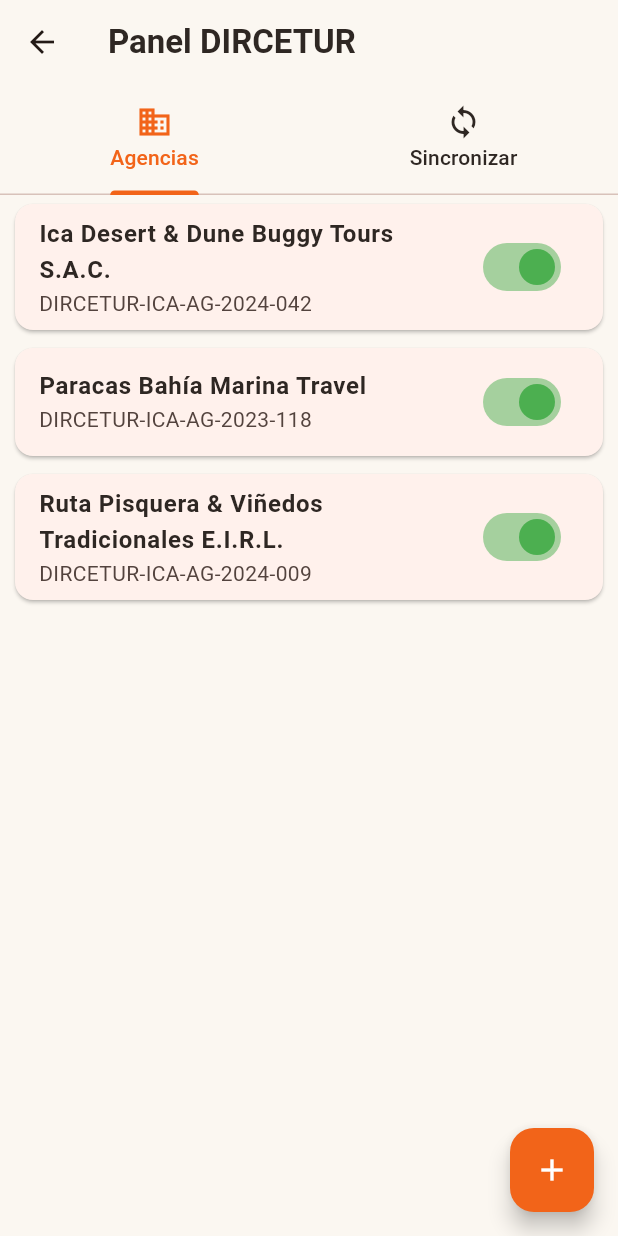
After one commit to PauloMP-25/Ika-travel-platform, a Flutter app: the PantallaConfiguracion screen opened directly, after a tap on "Panel DIRCETUR", on a phone screen of 412 x 824 dp. The commit adds this screen. Run offline on Flutter 3.47's test engine with Material 3 defaults, Android fonts, the phone set to English and light mode, and no system bars; our stand-ins replace flutter_map, flutter_tts, geolocator, google_sign_in, latlong2, speech_to_text; missing offline and left inert: dart:html.

Commit message:
feat(admin): panel DIRCETUR con creacion de agencias y sincronizacion con prestadores

```diff
--- a/ika_travel_mobile/lib/config/api_config.dart
+++ b/ika_travel_mobile/lib/config/api_config.dart
@@ -1,19 +1,34 @@
 class ApiConfig {
-  // Permite sobreescribir la URL en compilación con --dart-define=API_URL=https://tu-ngrok.ngrok-free.app
-  // o modificar directamente esta variable cuando actives tu túnel.
   static String baseUrl = const String.fromEnvironment(
     'API_URL',
     defaultValue: 'https://dreary-flap-stole.ngrok-free.dev',
   );
 
-  /// Cabeceras predeterminadas para todas las peticiones HTTP de la app.
-  /// Incluye 'ngrok-skip-browser-warning' para evitar que Ngrok bloquee las
-  /// peticiones cuando la aplicación corre en Web (Chrome, Edge, etc.).
   static Map<String, String> get defaultHeaders => {
     'Accept': 'application/json',
     'Accept-Language': 'es-PE,es;q=0.9',
     'ngrok-skip-browser-warning': 'true',
   };
+
+  // --- ADMIN DIRCETUR ---
+  static const String adminKey = 'secreto';
+
+  static Map<String, String> get adminHeaders => {
+    ...defaultHeaders,
+    'X-Admin-Key': adminKey,
+    'Content-Type': 'application/json',
+  };
+
+  static String get adminAgencies => '$baseUrl/api/v1/catalog/admin/agencies';
+  static String get adminSyncDircetur =>
+      '$baseUrl/api/v1/catalog/admin/agencies/sync-dircetur';
+  static String adminValidateAgency(String id) =>
+      '$baseUrl/api/v1/catalog/admin/agencies/$id/validate';
+  static String adminRevokeAgency(String id) =>
+      '$baseUrl/api/v1/catalog/admin/agencies/$id/revoke';
+
+  static String get adminEmergencyReports =>
+      '$baseUrl/api/v1/emergency/reports';
 
   // --- GEO & ATRACTIVOS CERCANOS ---
   static String geoNearby({
@@ -40,14 +55,17 @@ class ApiConfig {
       '$weatherBase/recommendation-of-the-day';
   static String get recommendations => '$weatherBase/recommendations';
 
-  // --- AGENCIES & PRESTADORES FORMALES (RF-03 / RN-01) ---
+  // --- AGENCIES & PRESTADORES FORMALES ---
   static String get agencies => '$baseUrl/api/v1/catalog/agencies';
   static String agencyDetail(String id) =>
       '$baseUrl/api/v1/catalog/agencies/$id';
 
-  // --- EMERGENCY & SOS & REPORTES DIRCETUR (RF-05) ---
+  // --- EMERGENCY & SOS ---
   static String get emergencyContacts => '$baseUrl/api/v1/emergency/contacts';
   static String get emergencySos => '$baseUrl/api/v1/emergency/sos';
+
+  // (Opcional: si usas esta ruta en otra pantalla pública, déjala.
+  // Si solo la usas en el panel admin, puedes borrarla y dejar solo adminEmergencyReports)
   static String get emergencyReports => '$baseUrl/api/v1/emergency/reports';
 
   // --- FAVORITES ---
@@ -62,27 +80,19 @@ class ApiConfig {
   static String get usersMe => '$baseUrl/api/v1/users/me';
 
   // --- IA & GEMINI ---
-  /// Clave API configurable para Gemini (Google Generative AI).
-  /// Permite consultar Gemini directamente en frontend o pruebas (--dart-define=GEMINI_API_KEY=tu_clave).
   static const String geminiApiKey = String.fromEnvironment(
     'GEMINI_API_KEY',
     defaultValue: '',
   );
 
-  // --- TRAFFIC & INCIDENTS (Tráfico e Incidentes Viales) ---
-  /// Clave API configurable para tráfico real (TomTom Developer).
-  /// Se inyecta mediante `--dart-define=TOMTOM_API_KEY=tu_clave` o en runtime.
+  // --- TRAFFIC & INCIDENTS ---
   static const String tomtomApiKey = String.fromEnvironment(
     'TOMTOM_API_KEY',
     defaultValue: '',
   );
 
-  /// Bounding Box representativo del área metropolitana de Ica y Panamericana Sur
-  /// Formato requerido por TomTom: minLon,minLat,maxLon,maxLat
   static const String bboxIca = '-75.82,-14.15,-75.65,-13.95';
 
-  /// URI oficial para consultar incidentes viales reales en TomTom Traffic v5
-  /// Utiliza Uri.https para codificación segura según RFC 3986 y filtra incidentes activos (present).
   static Uri tomtomIncidentDetailsUri({
     required String apiKey,
     String bbox = bboxIca,
@@ -96,7 +106,6 @@ class ApiConfig {
     });
   }
 
-  /// URL en formato String para retrocompatibilidad
   static String tomtomIncidentDetailsUrl({
     required String apiKey,
     String bbox = bboxIca,
--- a/ika_travel_mobile/lib/models/prestador_servicio_modelo.dart
+++ b/ika_travel_mobile/lib/models/prestador_servicio_modelo.dart
@@ -1,3 +1,5 @@
+import 'package:flutter/foundation.dart';
+
 /// Modelos de Prestador de Servicios Turísticos y Tours para Ika Travel.
 /// Cumple con la regla RN-01: Exclusivamente prestadores empadronados y validados por DIRCETUR.
 class TourPrestadorModel {
@@ -71,7 +73,6 @@ class PrestadorServicioModel {
     this.tours = const [],
   });
 
-  /// Regla RN-01: Solo se considera formal si tiene la bandera de validación explícita
   bool get esFormalValidado => isValidated;
 
   factory PrestadorServicioModel.fromJson(Map<String, dynamic> json) {
@@ -107,9 +108,36 @@ class PrestadorServicioModel {
     };
   }
 
-  /// Lista oficial de prestadores formalizados pre-verificados por DIRCETUR Ica
-  /// utilizada como respaldo cuando el dispositivo no tiene conexión a internet.
-  static List<PrestadorServicioModel> get prestadoresVerificadosLocales => [
+  PrestadorServicioModel copyWith({
+    String? id,
+    String? name,
+    bool? isValidated,
+    String? ruc,
+    String? dirceturRegistryNumber,
+    String? contactPhone,
+    String? contactEmail,
+    int? tourCount,
+    List<TourPrestadorModel>? tours,
+  }) {
+    return PrestadorServicioModel(
+      id: id ?? this.id,
+      name: name ?? this.name,
+      isValidated: isValidated ?? this.isValidated,
+      ruc: ruc ?? this.ruc,
+      dirceturRegistryNumber:
+          dirceturRegistryNumber ?? this.dirceturRegistryNumber,
+      contactPhone: contactPhone ?? this.contactPhone,
+      contactEmail: contactEmail ?? this.contactEmail,
+      tourCount: tourCount ?? this.tourCount,
+      tours: tours ?? this.tours,
+    );
+  }
+}
+
+/// Notificador global para que el Panel DIRCETUR y la Pantalla de Prestadores
+/// compartan los mismos datos en tiempo real.
+final ValueNotifier<List<PrestadorServicioModel>> prestadoresGlobales =
+    ValueNotifier<List<PrestadorServicioModel>>([
       const PrestadorServicioModel(
         id: 'ag-dircetur-001',
         name: 'Ica Desert & Dune Buggy Tours S.A.C.',
@@ -122,23 +150,13 @@ class PrestadorServicioModel {
         tours: [
           TourPrestadorModel(
             id: 't-01',
-              name: 'Circuito Safari Buggy & Sandboarding Huacachina',
-              description: 'Paseo en carros tubulares certificados con chofer profesional y tablas de arena reglamentarias.',
+            name: 'Circuito Safari Buggy',
+            description: 'Paseo en tubulares.',
             price: 55.0,
             durationHours: 2,
             agencyId: 'ag-dircetur-001',
-              agencyName: 'Ica Desert & Dune Buggy Tours S.A.C.',
-              attractionName: 'Huacachina Sandboarding & Buggy',
-            ),
-            TourPrestadorModel(
-              id: 't-02',
-              name: 'Expedición Cañón de los Perdidos en 4x4',
-              description: 'Travesía guiada al cañón fósil con guía oficial de turismo y equipo de auxilio.',
-              price: 140.0,
-              durationHours: 7,
-              agencyId: 'ag-dircetur-001',
-              agencyName: 'Ica Desert & Dune Buggy Tours S.A.C.',
-              attractionName: 'Cañón de los Perdidos',
+            agencyName: 'Ica Desert',
+            attractionName: 'Huacachina',
           ),
         ],
       ),
@@ -150,27 +168,17 @@ class PrestadorServicioModel {
         dirceturRegistryNumber: 'DIRCETUR-ICA-AG-2023-118',
         contactPhone: '+51 987 654 321',
         contactEmail: 'informes@paracasmarina.pe',
-          tourCount: 2,
+        tourCount: 1,
         tours: [
           TourPrestadorModel(
             id: 't-03',
-              name: 'Navegación Islas Ballestas en Deslizador Homologado',
-              description: 'Zarpe desde el muelle El Chaco con chalecos salvavidas y avistamiento de lobos marinos y pingüinos.',
+            name: 'Navegación Islas Ballestas',
+            description: 'Zarpe desde El Chaco.',
             price: 50.0,
             durationHours: 2,
             agencyId: 'ag-dircetur-002',
-              agencyName: 'Paracas Bahía Marina Travel',
+            agencyName: 'Paracas',
             attractionName: 'Islas Ballestas',
-            ),
-            TourPrestadorModel(
-              id: 't-04',
-              name: 'Reserva Nacional de Paracas: Playas y Miradores',
-              description: 'Recorrido terrestre por Playa Roja, La Mina y el Centro de Interpretación.',
-              price: 60.0,
-              durationHours: 4,
-              agencyId: 'ag-dircetur-002',
-              agencyName: 'Paracas Bahía Marina Travel',
-              attractionName: 'Reserva Nacional de Paracas',
           ),
         ],
       ),
@@ -186,15 +194,14 @@ class PrestadorServicioModel {
         tours: [
           TourPrestadorModel(
             id: 't-05',
-              name: 'Cata guiada y vendimia en bodegas históricas de Ica',
-              description: 'Visita a la bodega más antigua de Sudamérica y destilerías artesanales con degustación.',
+            name: 'Cata guiada en bodegas',
+            description: 'Visita a bodega histórica.',
             price: 75.0,
             durationHours: 4,
             agencyId: 'ag-dircetur-003',
-              agencyName: 'Ruta Pisquera & Viñedos Tradicionales E.I.R.L.',
-              attractionName: 'Ruta del Pisco y Viñedos',
+            agencyName: 'Ruta Pisquera',
+            attractionName: 'Ruta del Pisco',
           ),
         ],
       ),
-      ];
-}
+    ]);
--- /dev/null
+++ b/ika_travel_mobile/lib/screens/pantalla_admin_dircetur.dart
@@ -0,0 +1,300 @@
+import 'package:flutter/material.dart';
+
+import '../config/colores_tema.dart';
+import '../config/tema.dart';
+import '../models/prestador_servicio_modelo.dart';
+
+class PantallaAdminDircetur extends StatefulWidget {
+  const PantallaAdminDircetur({super.key});
+
+  @override
+  State<PantallaAdminDircetur> createState() => _PantallaAdminDirceturState();
+}
+
+class _PantallaAdminDirceturState extends State<PantallaAdminDircetur>
+    with SingleTickerProviderStateMixin {
+  late TabController _tabController;
+  bool _sincronizando = false;
+
+  @override
+  void initState() {
+    super.initState();
+    _tabController = TabController(length: 2, vsync: this);
+  }
+
+  @override
+  void dispose() {
+    _tabController.dispose();
+    super.dispose();
+  }
+
+  Future<void> _sincronizarDircetur() async {
+    setState(() => _sincronizando = true);
+    await Future.delayed(const Duration(seconds: 2));
+    if (!mounted) return;
+    setState(() => _sincronizando = false);
+    ScaffoldMessenger.of(context).showSnackBar(
+      const SnackBar(
+        content: Text('Sincronización completada.'),
+        backgroundColor: Colors.green,
+      ),
+    );
+  }
+
+  void _mostrarFormularioNuevaAgencia() {
+    final nameCtrl = TextEditingController();
+    final rucCtrl = TextEditingController();
+    final phoneCtrl = TextEditingController();
+    final regCtrl = TextEditingController();
+
+    showModalBottomSheet(
+      context: context,
+      isScrollControlled: true,
+      backgroundColor: TemaApp.tarjeta(context),
+      shape: const RoundedRectangleBorder(
+        borderRadius: BorderRadius.vertical(top: Radius.circular(20)),
+      ),
+      builder: (ctx) => Padding(
+        padding: EdgeInsets.only(
+          bottom: MediaQuery.of(ctx).viewInsets.bottom,
+          left: 20,
+          right: 20,
+          top: 20,
+        ),
+        child: SingleChildScrollView(
+          child: Column(
+            mainAxisSize: MainAxisSize.min,
+            children: [
+              Text(
+                'Nueva Agencia',
+                style: TextStyle(
+                  fontSize: 18,
+                  fontWeight: FontWeight.bold,
+                  color: TemaApp.texto(ctx),
+                ),
+              ),
+              const SizedBox(height: 16),
+              TextField(
+                controller: nameCtrl,
+                decoration: const InputDecoration(
+                  labelText: 'Nombre *',
+                  border: OutlineInputBorder(),
+                ),
+              ),
+              const SizedBox(height: 10),
+              TextField(
+                controller: rucCtrl,
+                decoration: const InputDecoration(
+                  labelText: 'RUC',
+                  border: OutlineInputBorder(),
+                ),
+              ),
+              const SizedBox(height: 10),
+              TextField(
+                controller: regCtrl,
+                decoration: const InputDecoration(
+                  labelText: 'N° Registro DIRCETUR',
+                  border: OutlineInputBorder(),
+                ),
+              ),
+              const SizedBox(height: 10),
+              TextField(
+                controller: phoneCtrl,
+                decoration: const InputDecoration(
+                  labelText: 'Teléfono',
+                  border: OutlineInputBorder(),
+                ),
+              ),
+              const SizedBox(height: 20),
+              SizedBox(
+                width: double.infinity,
+                height: 50,
+                child: ElevatedButton(
+                  style: ElevatedButton.styleFrom(
+                    backgroundColor: AppColores.naranjaBoton,
+                    foregroundColor: Colors.white,
+                  ),
+                  onPressed: () {
+                    if (nameCtrl.text.isEmpty) return;
+
+                    // AGREGAR A LA LISTA GLOBAL
+                    final nuevaLista = List<PrestadorServicioModel>.from(
+                      prestadoresGlobales.value,
+                    );
+                    nuevaLista.add(
+                      PrestadorServicioModel(
+                        id: DateTime.now().millisecondsSinceEpoch.toString(),
+                        name: nameCtrl.text,
+                        dirceturRegistryNumber: regCtrl.text.isEmpty
+                            ? null
+                            : regCtrl.text,
+                        isValidated: false,
+                        ruc: rucCtrl.text.isEmpty ? null : rucCtrl.text,
+                        contactPhone: phoneCtrl.text.isEmpty
+                            ? null
+                            : phoneCtrl.text,
+                        tours: [],
+                      ),
+                    );
+                    prestadoresGlobales.value = nuevaLista;
+
+                    Navigator.pop(ctx);
+                    ScaffoldMessenger.of(context).showSnackBar(
+                      const SnackBar(
+                        content: Text('Agencia agregada exitosamente.'),
+                        backgroundColor: Colors.green,
+                      ),
+                    );
+                  },
+                  child: const Text('Guardar Agencia'),
+                ),
+              ),
+              const SizedBox(height: 20),
+            ],
+          ),
+        ),
+      ),
+    );
+  }
+
+  @override
+  Widget build(BuildContext context) {
+    final colorTexto = TemaApp.texto(context);
+
+    return Scaffold(
+      backgroundColor: TemaApp.fondo(context),
+      appBar: AppBar(
+        title: Text(
+          'Panel DIRCETUR',
+          style: TextStyle(color: colorTexto, fontWeight: FontWeight.bold),
+        ),
+        backgroundColor: Colors.transparent,
+        elevation: 0,
+        bottom: TabBar(
+          controller: _tabController,
+          indicatorColor: AppColores.naranjaBoton,
+          labelColor: AppColores.naranjaBoton,
+          unselectedLabelColor: colorTexto,
+          tabs: const [
+            Tab(text: 'Agencias', icon: Icon(Icons.business)),
+            Tab(text: 'Sincronizar', icon: Icon(Icons.sync)),
+          ],
+        ),
+      ),
+      floatingActionButton: _tabController.index == 0
+          ? FloatingActionButton(
+              backgroundColor: AppColores.naranjaBoton,
+              onPressed: _mostrarFormularioNuevaAgencia,
+              child: const Icon(Icons.add, color: Colors.white),
+            )
+          : null,
+      body: TabBarView(
+        controller: _tabController,
+        children: [
+          _buildTabAgencias(colorTexto),
+          _buildTabSincronizacion(colorTexto),
+        ],
+      ),
+    );
+  }
+
+  Widget _buildTabAgencias(Color colorTexto) {
+    return ValueListenableBuilder<List<PrestadorServicioModel>>(
+      valueListenable: prestadoresGlobales,
+      builder: (context, ags, _) {
+        return ListView.builder(
+          itemCount: ags.length,
+          itemBuilder: (context, index) {
+            final ag = ags[index];
+            return Card(
+              margin: const EdgeInsets.symmetric(horizontal: 10, vertical: 6),
+              child: ListTile(
+                title: Text(
+                  ag.name,
+                  style: TextStyle(
+                    fontWeight: FontWeight.bold,
+                    color: colorTexto,
+                  ),
+                ),
+                subtitle: Text(
+                  ag.dirceturRegistryNumber ?? 'Sin registro DIRCETUR',
+                ),
+                trailing: Switch(
+                  value: ag.isValidated,
+                  activeColor: Colors.green,
+                  onChanged: (val) {
+                    final nuevaLista = List<PrestadorServicioModel>.from(
+                      prestadoresGlobales.value,
+                    );
+                    nuevaLista[index] = ag.copyWith(isValidated: val);
+                    prestadoresGlobales.value =
+                        nuevaLista; // Actualiza toda la app
+                  },
+                ),
+              ),
+            );
+          },
+        );
+      },
+    );
+  }
+
+  Widget _buildTabSincronizacion(Color colorTexto) {
+    return Center(
+      child: Padding(
+        padding: const EdgeInsets.all(24.0),
+        child: Column(
+          mainAxisAlignment: MainAxisAlignment.center,
+          children: [
+            Icon(Icons.cloud_sync, size: 80, color: AppColores.naranjaBoton),
+            const SizedBox(height: 20),
+            Text(
+              'Sincronización con el Padrón Oficial',
+              style: TextStyle(
+                fontSize: 18,
+                fontWeight: FontWeight.bold,
+                color: colorTexto,
+              ),
+              textAlign: TextAlign.center,
+            ),
+            const SizedBox(height: 10),
+            Text(
+              'Este proceso actualizará la base de datos local.',
+              textAlign: TextAlign.center,
+              style: TextStyle(color: colorTexto.withValues(alpha: 0.7)),
+            ),
+            const SizedBox(height: 30),
+            SizedBox(
+              width: double.infinity,
+              height: 50,
+              child: ElevatedButton.icon(
+                style: ElevatedButton.styleFrom(
+                  backgroundColor: AppColores.naranjaBoton,
+                  foregroundColor: Colors.white,
+                  shape: RoundedRectangleBorder(
+                    borderRadius: BorderRadius.circular(12),
+                  ),
+                ),
+                icon: _sincronizando
+                    ? const SizedBox(
+                        width: 20,
+                        height: 20,
+                        child: CircularProgressIndicator(
+                          color: Colors.white,
+                          strokeWidth: 2,
+                        ),
+                      )
+                    : const Icon(Icons.sync),
+                label: Text(
+                  _sincronizando ? 'Sincronizando...' : 'Sincronizar Ahora',
+                  style: const TextStyle(fontWeight: FontWeight.bold),
+                ),
+                onPressed: _sincronizando ? null : _sincronizarDircetur,
+              ),
+            ),
+          ],
+        ),
+      ),
+    );
+  }
+}
--- a/ika_travel_mobile/lib/screens/pantalla_configuracion.dart
+++ b/ika_travel_mobile/lib/screens/pantalla_configuracion.dart
@@ -9,6 +9,7 @@ import '../config/traducciones_scope.dart';
 import '../services/auth_service.dart';
 import '../widgets/dialogo_preferencias_turista.dart';
 import 'pantalla_login.dart';
+import 'pantalla_admin_dircetur.dart'; // Importación para el panel DIRCETUR
 
 class PantallaConfiguracion extends StatefulWidget {
   const PantallaConfiguracion({super.key});
@@ -260,6 +261,38 @@ class _PantallaConfiguracionState extends State<PantallaConfiguracion> {
                   height: 1,
                   color: colorTextoSecundario.withValues(alpha: 0.15),
                 ),
+                // --- NUEVO BOTÓN: PANEL DIRCETUR ---
+                ListTile(
+                  leading: const Icon(
+                    Icons.admin_panel_settings,
+                    color: Colors.blue,
+                  ),
+                  title: const Text(
+                    'Panel DIRCETUR',
+                    style: TextStyle(
+                      color: Colors.blue,
+                      fontWeight: FontWeight.bold,
+                    ),
+                  ),
+                  subtitle: const Text(
+                    'Gestión de agencias y reportes',
+                    style: TextStyle(fontSize: 12),
+                  ),
+                  trailing: const Icon(Icons.arrow_forward_ios, size: 14),
+                  onTap: () {
+                    Navigator.push(
+                      context,
+                      MaterialPageRoute(
+                        builder: (_) => const PantallaAdminDircetur(),
+                      ),
+                    );
+                  },
+                ),
+                Divider(
+                  height: 1,
+                  color: colorTextoSecundario.withValues(alpha: 0.15),
+                ),
+                // -----------------------------------
                 ListTile(
                   leading: const Icon(Icons.logout, color: Colors.redAccent),
                   title: Text(
```
Also changed, not shown: ika_travel_mobile/lib/services/prestadores_service.dart (+33 -31 lines). Lines whose indentation alone changed are shown as unchanged.
